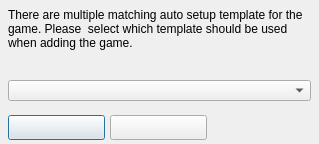
Qt form src/forms/ImportSelectTemplateFormUnit.ui (Eldricos/D-Fend-Reborn) before a commit.
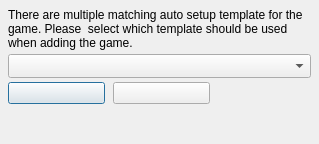
The same form after that commit.

Commit message: Remaining dialogs: Qt layouts instead of fixed pixel positions

```diff
--- a/src/forms/ImportSelectTemplateFormUnit.ui
+++ b/src/forms/ImportSelectTemplateFormUnit.ui
@@ -8,39 +8,63 @@
     <property name="vclPosition" stdset="0"><string notr="true">poOwnerFormCenter</string></property>
     <property name="vclDesignWidth" stdset="0"><number>319</number></property>
     <property name="vclDesignHeight" stdset="0"><number>144</number></property>
+    <layout class="QGridLayout" name="ImportSelectTemplateForm_Layout" columnstretch="0,0,1">
+      <property name="leftMargin"><number>8</number></property>
+      <property name="topMargin"><number>8</number></property>
+      <property name="rightMargin"><number>8</number></property>
+      <property name="bottomMargin"><number>8</number></property>
+      <property name="horizontalSpacing"><number>8</number></property>
+      <property name="verticalSpacing"><number>4</number></property>
+      <item row="0" column="0" colspan="3">
     <widget class="QLabel" name="InfoLabel">
-      <property name="geometry"><rect><x>8</x><y>8</y><width>303</width><height>58</height></rect></property>
-      <property name="vclAnchors" stdset="0"><string notr="true">akLeft,akTop,akRight</string></property>
       <property name="text"><string>There are multiple matching auto setup template for the game. Please  select which template should be used when adding the game.</string></property>
       <property name="textFormat"><enum>Qt::PlainText</enum></property>
       <property name="wordWrap"><bool>true</bool></property>
       <property name="alignment"><set>Qt::AlignLeft|Qt::AlignTop</set></property>
     </widget>
+      </item>
+      <item row="1" column="0" colspan="3">
+        <widget class="QComboBox" name="ComboBox">
+          <property name="editable"><bool>false</bool></property>
+          <property name="maxVisibleItems"><number>8</number></property>
+          <property name="sizeAdjustPolicy"><enum>QComboBox::AdjustToMinimumContentsLengthWithIcon</enum></property>
+          <property name="minimumContentsLength"><number>10</number></property>
+        </widget>
+      </item>
+      <item row="2" column="0" alignment="Qt::AlignLeft">
     <widget class="QPushButton" name="OKButton">
-      <property name="geometry"><rect><x>8</x><y>115</y><width>97</width><height>25</height></rect></property>
-      <property name="vclAnchors" stdset="0"><string notr="true">akLeft,akBottom</string></property>
-      <property name="text"><string></string></property>
+          <property name="text"><string /></property>
       <property name="autoDefault"><bool>false</bool></property>
       <property name="vclKind" stdset="0"><string notr="true">bkOK</string></property>
       <property name="default"><bool>true</bool></property>
       <property name="vclModalResult" stdset="0"><string notr="true">mrOk</string></property>
       <property name="vclOnClick" stdset="0"><string notr="true">OKButtonClick</string></property>
-    </widget>
+          <property name="minimumSize"><size><width>97</width><height>0</height></size></property>
+        </widget>
+      </item>
+      <item row="2" column="1" alignment="Qt::AlignLeft">
     <widget class="QPushButton" name="CancelButton">
-      <property name="geometry"><rect><x>110</x><y>115</y><width>97</width><height>25</height></rect></property>
-      <property name="vclAnchors" stdset="0"><string notr="true">akLeft,akBottom</string></property>
-      <property name="text"><string></string></property>
+          <property name="text"><string /></property>
       <property name="autoDefault"><bool>false</bool></property>
       <property name="vclKind" stdset="0"><string notr="true">bkCancel</string></property>
       <property name="vclCancel" stdset="0"><bool>true</bool></property>
       <property name="vclModalResult" stdset="0"><string notr="true">mrCancel</string></property>
-    </widget>
-    <widget class="QComboBox" name="ComboBox">
-      <property name="geometry"><rect><x>8</x><y>80</y><width>303</width><height>21</height></rect></property>
-      <property name="vclAnchors" stdset="0"><string notr="true">akLeft,akTop,akRight</string></property>
-      <property name="editable"><bool>false</bool></property>
-      <property name="maxVisibleItems"><number>8</number></property>
-    </widget>
+          <property name="minimumSize"><size><width>97</width><height>0</height></size></property>
+        </widget>
+      </item>
+      <item row="0" column="2">
+        <spacer name="ImportSelectTemplateForm_Layout_HFill">
+          <property name="orientation"><enum>Qt::Horizontal</enum></property>
+          <property name="sizeHint" stdset="0"><size><width>0</width><height>0</height></size></property>
+        </spacer>
+      </item>
+      <item row="3" column="0">
+        <spacer name="ImportSelectTemplateForm_VFill">
+          <property name="orientation"><enum>Qt::Vertical</enum></property>
+          <property name="sizeHint" stdset="0"><size><width>0</width><height>0</height></size></property>
+        </spacer>
+      </item>
+    </layout>
   </widget>
   <tabstops>
     <tabstop>OKButton</tabstop>
```
Left out of the diff: 6 changed lines with no effect on the pictures. Lines whose indentation alone changed are shown as unchanged. The commit also changes 102 other files.
